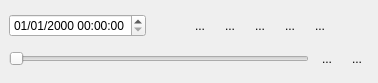
This is src/ui/reostemporalcontrollerwidget.ui in vcloarec/ReosProject as Qt 5 draws it before an edit. The edited form follows.
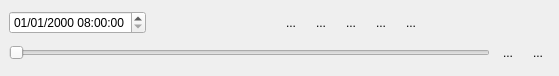
This is the edited form. Icons and pictures are not drawn.

```diff
--- a/src/ui/reostemporalcontrollerwidget.ui
+++ b/src/ui/reostemporalcontrollerwidget.ui
@@ -6,8 +6,8 @@
    <rect>
     <x>0</x>
     <y>0</y>
-    <width>378</width>
-    <height>83</height>
+    <width>559</width>
+    <height>76</height>
    </rect>
   </property>
   <property name="sizePolicy">
@@ -19,7 +19,7 @@
   <property name="windowTitle">
    <string>Form</string>
   </property>
-  <layout class="QVBoxLayout" name="verticalLayout">
+  <layout class="QGridLayout" name="gridLayout">
    <property name="leftMargin">
     <number>9</number>
    </property>
@@ -32,7 +32,7 @@
    <property name="bottomMargin">
     <number>9</number>
    </property>
-   <item>
+   <item row="0" column="0" colspan="3">
     <layout class="QHBoxLayout" name="horizontalLayout">
      <item>
       <widget class="QDateTimeEdit" name="mCurrentTime">
@@ -44,7 +44,7 @@
        </property>
        <property name="dateTime">
         <datetime>
-         <hour>0</hour>
+         <hour>8</hour>
          <minute>0</minute>
          <second>0</second>
          <year>2000</year>
@@ -170,7 +170,24 @@
      </item>
     </layout>
    </item>
-   <item>
+   <item row="1" column="2">
+    <widget class="QToolButton" name="mSpeedButton">
+     <property name="text">
+      <string>...</string>
+     </property>
+     <property name="icon">
+      <iconset resource="../../images/images.qrc">
+       <normaloff>:/images/speed.svg</normaloff>:/images/speed.svg</iconset>
+     </property>
+     <property name="popupMode">
+      <enum>QToolButton::InstantPopup</enum>
+     </property>
+     <property name="autoRaise">
+      <bool>true</bool>
+     </property>
+    </widget>
+   </item>
+   <item row="1" column="0">
     <layout class="QHBoxLayout" name="horizontalLayout_2">
      <property name="topMargin">
       <number>0</number>
@@ -191,7 +208,9 @@
        </property>
       </widget>
      </item>
-     <item>
+    </layout>
+   </item>
+   <item row="1" column="1">
       <widget class="QToolButton" name="mLoopButton">
        <property name="text">
         <string>...</string>
@@ -207,25 +226,6 @@
         <bool>true</bool>
        </property>
       </widget>
-     </item>
-     <item>
-      <widget class="QToolButton" name="mSpeedButton">
-       <property name="text">
-        <string>...</string>
-       </property>
-       <property name="icon">
-        <iconset resource="../../images/images.qrc">
-         <normaloff>:/images/speed.svg</normaloff>:/images/speed.svg</iconset>
-       </property>
-       <property name="popupMode">
-        <enum>QToolButton::InstantPopup</enum>
-       </property>
-       <property name="autoRaise">
-        <bool>true</bool>
-       </property>
-      </widget>
-     </item>
-    </layout>
    </item>
   </layout>
  </widget>
```
Left out of the diff: 17 changed lines with no effect on the pictures. Lines whose indentation alone changed are shown as unchanged.
